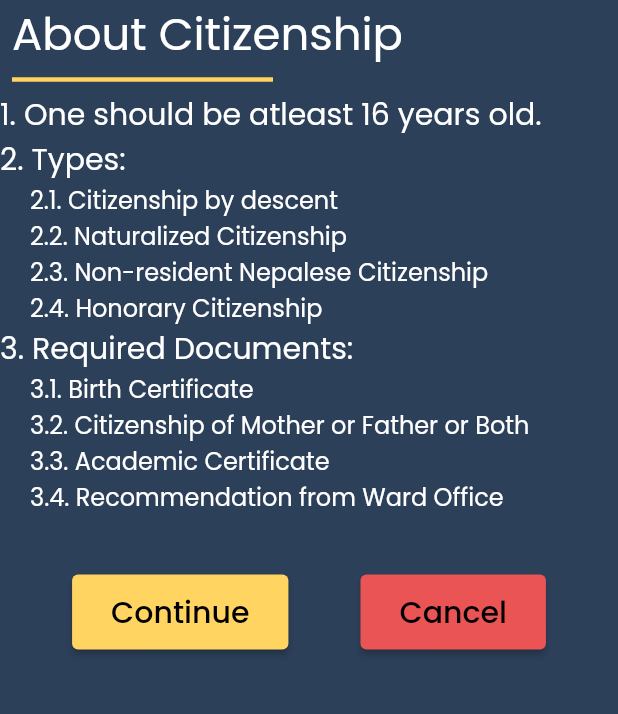
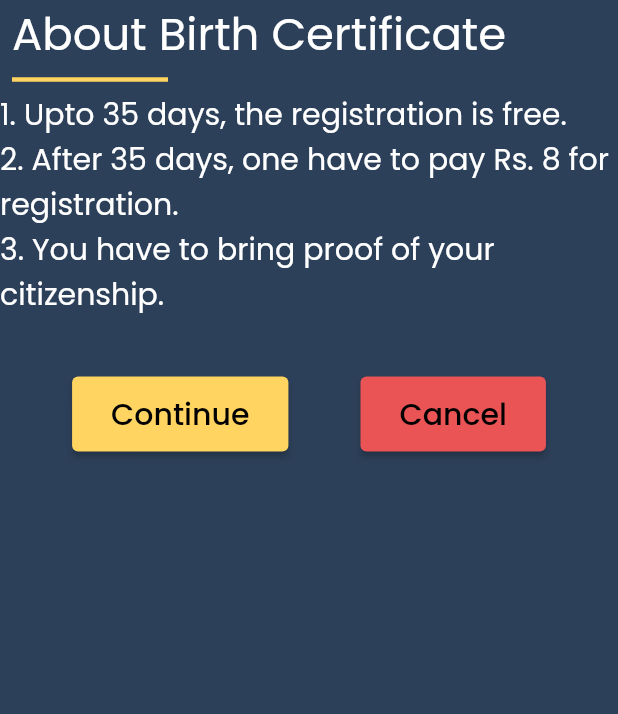
Before and after one commit to sandesh101/E-Palika, a Flutter app: the BirthCertificateDetails screen opened by its route, on a phone screen of 412 x 824 dp, the part 150-864 px from its top. Run offline on Flutter 3.47's test engine with Material 2 defaults, Android fonts, the phone set to English and light mode, and no system bars; our stand-ins replace google_fonts, image_picker.

Commit message:
Made Birth Registration Details Page UI

```diff
--- a/lib/screens/birth_certificate/birth_certificate_details.dart
+++ b/lib/screens/birth_certificate/birth_certificate_details.dart
@@ -27,89 +27,32 @@ class BirthCertificateDetails extends StatelessWidget {
               Padding(
                 padding: const EdgeInsets.only(left: 8.0),
                 child: Text(
-                  'About Citizenship',
+                  'About Birth Certificate',
                   style: GoogleFonts.poppins(fontSize: 30, color: Colors.white),
                 ),
               ),
               const Divider(
                 indent: 8,
-                endIndent: 230,
+                endIndent: 300,
                 color: Color(0xFFFFD460),
                 thickness: 3.0,
               ),
               Text(
-                '1. One should be atleast 16 years old.',
+                '1. Upto 35 days, the registration is free.',
                 style: GoogleFonts.poppins(fontSize: 20, color: Colors.white),
               ),
 
-              // =======================Types========================
+              // ===============================================
               Text(
-                '2. Types:',
+                '2. After 35 days, one have to pay Rs. 8 for registration.',
                 style: GoogleFonts.poppins(fontSize: 20, color: Colors.white),
               ),
-              Padding(
-                padding: const EdgeInsets.only(left: 20.0),
-                child: Text(
-                  '2.1. Citizenship by descent',
-                  style: GoogleFonts.poppins(fontSize: 16, color: Colors.white),
-                ),
-              ),
-              Padding(
-                padding: const EdgeInsets.only(left: 20.0),
-                child: Text(
-                  '2.2. Naturalized Citizenship',
-                  style: GoogleFonts.poppins(fontSize: 16, color: Colors.white),
-                ),
-              ),
-              Padding(
-                padding: const EdgeInsets.only(left: 20.0),
-                child: Text(
-                  '2.3. Non-resident Nepalese Citizenship',
-                  style: GoogleFonts.poppins(fontSize: 16, color: Colors.white),
-                ),
-              ),
-              Padding(
-                padding: const EdgeInsets.only(left: 20.0),
-                child: Text(
-                  '2.4. Honorary Citizenship',
-                  style: GoogleFonts.poppins(fontSize: 16, color: Colors.white),
-                ),
-              ),
 
-              // =======================Required Documents Starts========================
+              // ===============================================
               Text(
-                '3. Required Documents:',
+                '3. You have to bring proof of your citizenship.',
                 style: GoogleFonts.poppins(fontSize: 20, color: Colors.white),
               ),
-              Padding(
-                padding: const EdgeInsets.only(left: 20.0),
-                child: Text(
-                  '3.1. Birth Certificate',
-                  style: GoogleFonts.poppins(fontSize: 16, color: Colors.white),
-                ),
-              ),
-              Padding(
-                padding: const EdgeInsets.only(left: 20.0),
-                child: Text(
-                  '3.2. Citizenship of Mother or Father or Both',
-                  style: GoogleFonts.poppins(fontSize: 16, color: Colors.white),
-                ),
-              ),
-              Padding(
-                padding: const EdgeInsets.only(left: 20.0),
-                child: Text(
-                  '3.3. Academic Certificate',
-                  style: GoogleFonts.poppins(fontSize: 16, color: Colors.white),
-                ),
-              ),
-              Padding(
-                padding: const EdgeInsets.only(left: 20.0),
-                child: Text(
-                  '3.4. Recommendation from Ward Office',
-                  style: GoogleFonts.poppins(fontSize: 16, color: Colors.white),
-                ),
-              ),
-              // =======================Required Document Ends========================
             ],
           ),
           const SizedBox(
@@ -122,7 +65,7 @@ class BirthCertificateDetails extends StatelessWidget {
                 buttonColor: const Color(0xFFFFD460),
                 buttonText: 'Continue',
                 onClick: () => {
-                  Navigator.pushNamed(context, 'citizenship_form'),
+                  Navigator.pushNamed(context, 'birthregistration_form'),
                 },
               ),
               Buttons(
```
